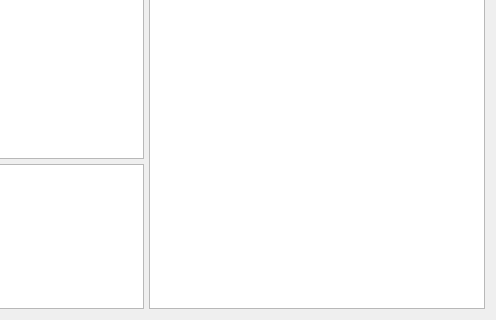
The window that ui/main_window.ui (Archangel4148/Test-Suite-R) describes before a commit, drawn with Qt 5; both pictures show x 500 to 996 and y 363 to 683 of the 996 by 683 pixel window.
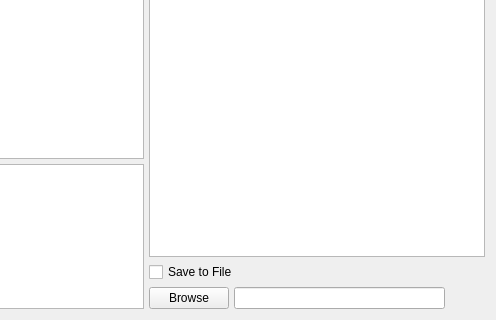
The same window after the commit.

What changed in the file:
```diff
--- a/ui/main_window.ui
+++ b/ui/main_window.ui
@@ -192,7 +192,50 @@
           </layout>
          </item>
          <item>
-          <widget class="QPlainTextEdit" name="output_text_edit"/>
+          <layout class="QVBoxLayout" name="verticalLayout_4">
+           <item>
+            <widget class="QPlainTextEdit" name="output_text_edit"/>
+           </item>
+           <item>
+            <widget class="QCheckBox" name="save_to_file_checkbox">
+             <property name="font">
+              <font>
+               <pointsize>9</pointsize>
+              </font>
+             </property>
+             <property name="text">
+              <string>Save to File</string>
+             </property>
+            </widget>
+           </item>
+           <item>
+            <layout class="QHBoxLayout" name="save_to_file_layout" stretch="0,2,0">
+             <item>
+              <widget class="QPushButton" name="output_file_browse_button">
+               <property name="text">
+                <string>Browse</string>
+               </property>
+              </widget>
+             </item>
+             <item>
+              <widget class="QLineEdit" name="output_file_path_line_edit"/>
+             </item>
+             <item>
+              <spacer name="horizontalSpacer_3">
+               <property name="orientation">
+                <enum>Qt::Horizontal</enum>
+               </property>
+               <property name="sizeHint" stdset="0">
+                <size>
+                 <width>40</width>
+                 <height>20</height>
+                </size>
+               </property>
+              </spacer>
+             </item>
+            </layout>
+           </item>
+          </layout>
          </item>
         </layout>
        </item>
```
